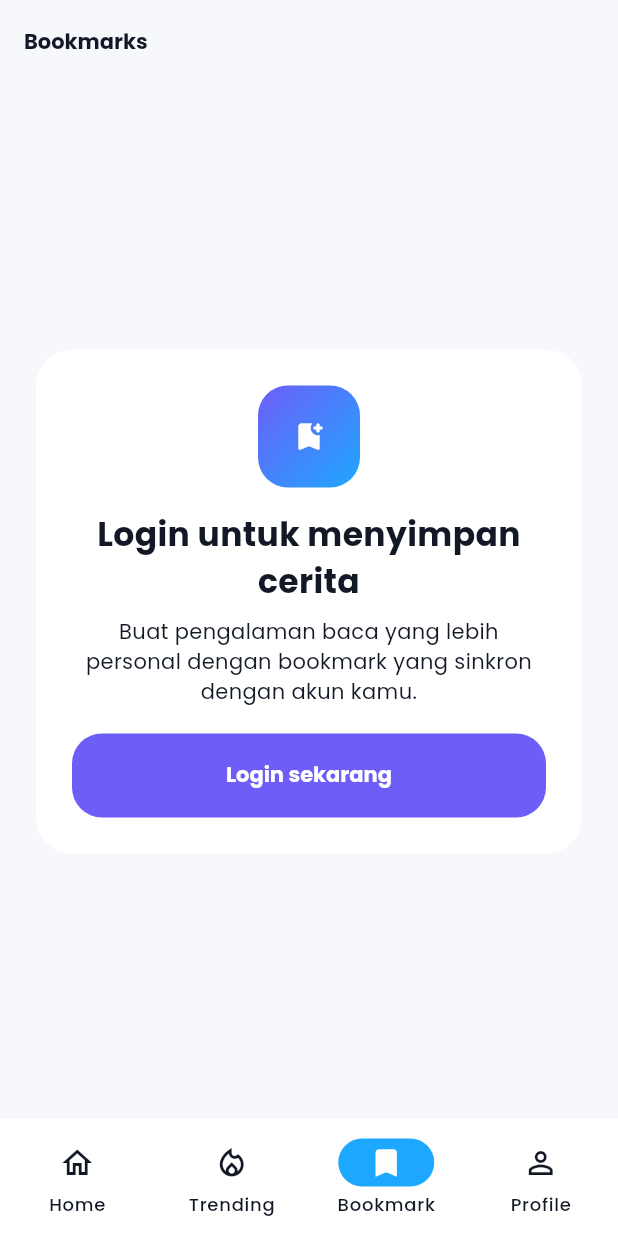
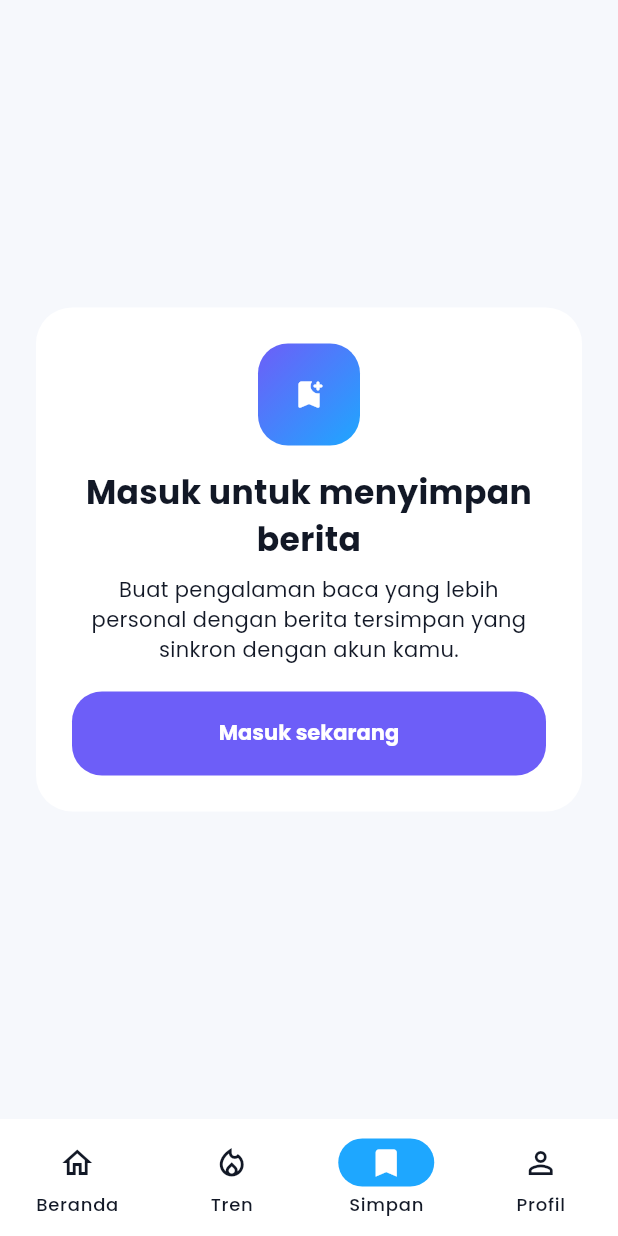
Before and after one commit to Arvanda-n/Zenith-Your-News, a Flutter app: the screen it shows after launch, item 3 of the bottom bar chosen, on a phone screen of 412 x 824 dp. Run offline on Flutter 3.47's test engine with Material 3 defaults, Android fonts, the light colour scheme and no system bars; our stand-ins replace google_fonts, share_plus; network calls fail.

Commit message:
Simplify layout and localize UI to Indonesian

```diff
--- a/lib/screens/bookmark_screen.dart
+++ b/lib/screens/bookmark_screen.dart
@@ -28,7 +28,6 @@ class BookmarkScreen extends StatelessWidget {
         final isLoggedIn = controller.isLoggedIn;
 
         return Scaffold(
-          appBar: AppBar(title: const Text('Bookmarks')),
           body: !isLoggedIn
               ? _BookmarkLockState(onOpenLogin: onOpenLogin)
               : bookmarked.isEmpty
@@ -45,8 +44,9 @@ class BookmarkScreen extends StatelessWidget {
                       child: Column(
                         crossAxisAlignment: CrossAxisAlignment.start,
                         children: [
+                          const SafeArea(bottom: false, child: SizedBox.shrink()),
                           Text(
-                            '${bookmarked.length} saved stories',
+                            '${bookmarked.length} berita tersimpan',
                             style: Theme.of(context).textTheme.headlineSmall
                                 ?.copyWith(
                                   color: Colors.white,
@@ -157,19 +157,19 @@ class _BookmarkLockState extends StatelessWidget {
                 ),
                 const SizedBox(height: 16),
                 const Text(
-                  'Login untuk menyimpan cerita',
+                  'Masuk untuk menyimpan berita',
                   style: TextStyle(fontSize: 22, fontWeight: FontWeight.w700),
                   textAlign: TextAlign.center,
                 ),
                 const SizedBox(height: 8),
                 const Text(
-                  'Buat pengalaman baca yang lebih personal dengan bookmark yang sinkron dengan akun kamu.',
+                  'Buat pengalaman baca yang lebih personal dengan berita tersimpan yang sinkron dengan akun kamu.',
                   textAlign: TextAlign.center,
                 ),
                 const SizedBox(height: 18),
                 FilledButton(
                   onPressed: onOpenLogin,
-                  child: const Text('Login sekarang'),
+                  child: const Text('Masuk sekarang'),
                 ),
               ],
             ),
@@ -211,13 +211,13 @@ class _BookmarkEmptyState extends StatelessWidget {
                 ),
                 const SizedBox(height: 16),
                 const Text(
-                  'Bookmark kamu masih kosong',
+                  'Simpanan kamu masih kosong',
                   style: TextStyle(fontSize: 22, fontWeight: FontWeight.w700),
                   textAlign: TextAlign.center,
                 ),
                 const SizedBox(height: 8),
                 const Text(
-                  'Simpan artikel terbaik dari Home, Trending, atau Search agar mudah dibaca lagi nanti.',
+                  'Simpan artikel terbaik dari Beranda, Tren, atau Pencarian agar mudah dibaca lagi nanti.',
                   textAlign: TextAlign.center,
                 ),
               ],
--- a/lib/screens/detail_screen.dart
+++ b/lib/screens/detail_screen.dart
@@ -55,10 +55,10 @@ class _DetailScreenState extends State<DetailScreen> {
   void _handleBookmark(BuildContext context) {
     final result = widget.controller.toggleBookmark(widget.item.id);
     final message = switch (result) {
-      BookmarkActionResult.added => 'Berita disimpan ke bookmark.',
-      BookmarkActionResult.removed => 'Berita dihapus dari bookmark.',
+      BookmarkActionResult.added => 'Berita disimpan.',
+      BookmarkActionResult.removed => 'Berita dihapus dari simpanan.',
       BookmarkActionResult.loginRequired =>
-        'Login dulu untuk menyimpan bookmark.',
+        'Masuk dulu untuk menyimpan berita.',
     };
 
     ScaffoldMessenger.of(context).showSnackBar(SnackBar(content: Text(message)));
@@ -124,12 +124,6 @@ class _DetailScreenState extends State<DetailScreen> {
                         ],
                       ),
                     ),
-                    actions: [
-                      IconButton(
-                        icon: const Icon(Icons.share_outlined),
-                        onPressed: _handleShare,
-                      ),
-                    ],
                     bottom: PreferredSize(
                       preferredSize: const Size.fromHeight(4),
                       child: LinearProgressIndicator(
@@ -176,7 +170,7 @@ class _DetailScreenState extends State<DetailScreen> {
                           ),
                           const SizedBox(height: 10),
                           Text(
-                            '${widget.item.readMinutes} min read • Reading progress ${(100 * _progress).round()}%',
+                            '${widget.item.readMinutes} menit baca • Progres baca ${(100 * _progress).round()}%',
                             style: TextStyle(color: secondaryColor),
                           ),
                           const SizedBox(height: 20),
@@ -191,7 +185,7 @@ class _DetailScreenState extends State<DetailScreen> {
                                 child: OutlinedButton.icon(
                                   onPressed: _handleShare,
                                   icon: const Icon(Icons.share_outlined),
-                                  label: const Text('Share story'),
+                                  label: const Text('Bagikan berita'),
                                 ),
                               ),
                               const SizedBox(width: 12),
@@ -204,7 +198,7 @@ class _DetailScreenState extends State<DetailScreen> {
                                         : Icons.bookmark_add_outlined,
                                   ),
                                   label: Text(
-                                    isBookmarked ? 'Saved' : 'Save story',
+                                    isBookmarked ? 'Tersimpan' : 'Simpan berita',
                                   ),
                                 ),
                               ),
@@ -212,7 +206,7 @@ class _DetailScreenState extends State<DetailScreen> {
                           ),
                           const SizedBox(height: 28),
                           Text(
-                            'Related stories',
+                            'Berita terkait',
                             style: Theme.of(context).textTheme.titleLarge?.copyWith(
                               fontWeight: FontWeight.w700,
                             ),
--- a/lib/screens/login_screen.dart
+++ b/lib/screens/login_screen.dart
@@ -50,7 +50,7 @@ class _LoginScreenState extends State<LoginScreen> {
     }
 
     ScaffoldMessenger.of(context).showSnackBar(
-      const SnackBar(content: Text('Login berhasil. Selamat datang di ZYN.')),
+      const SnackBar(content: Text('Masuk berhasil. Selamat datang di ZYN.')),
     );
     Navigator.of(context).pop();
   }
@@ -58,20 +58,29 @@ class _LoginScreenState extends State<LoginScreen> {
   @override
   Widget build(BuildContext context) {
     return Scaffold(
-      appBar: AppBar(),
       body: Form(
         key: _formKey,
         child: ListView(
           padding: const EdgeInsets.all(20),
           children: [
-            const SizedBox(height: 20),
+            SafeArea(
+              bottom: false,
+              child: Align(
+                alignment: Alignment.centerLeft,
+                child: IconButton(
+                  onPressed: () => Navigator.of(context).pop(),
+                  icon: const Icon(Icons.arrow_back_rounded),
+                ),
+              ),
+            ),
+            const SizedBox(height: 12),
             const Text(
-              'Welcome to ZYN',
+              'Masuk ke ZYN',
               style: TextStyle(fontSize: 28, fontWeight: FontWeight.w700),
             ),
             const SizedBox(height: 8),
             const Text(
-              'Login untuk sinkronisasi bookmark dan personalisasi berita.',
+              'Masuk untuk sinkronisasi simpanan dan personalisasi berita.',
             ),
             const SizedBox(height: 24),
             TextFormField(
@@ -115,7 +124,7 @@ class _LoginScreenState extends State<LoginScreen> {
               },
             ),
             const SizedBox(height: 18),
-            FilledButton(onPressed: _submit, child: const Text('Login')),
+            FilledButton(onPressed: _submit, child: const Text('Masuk')),
             const SizedBox(height: 10),
             OutlinedButton.icon(
               onPressed: () {
@@ -126,23 +135,23 @@ class _LoginScreenState extends State<LoginScreen> {
                 );
                 ScaffoldMessenger.of(context).showSnackBar(
                   const SnackBar(
-                    content: Text('Login Google simulasi berhasil.'),
+                    content: Text('Masuk Google simulasi berhasil.'),
                   ),
                 );
                 Navigator.of(context).pop();
               },
               icon: const Icon(Icons.g_mobiledata),
-              label: const Text('Continue with Google'),
+              label: const Text('Lanjutkan dengan Google'),
             ),
             const SizedBox(height: 8),
             TextButton(
               onPressed: widget.onForgotPassword,
-              child: const Text('Forgot Password?'),
+              child: const Text('Lupa kata sandi?'),
             ),
             const SizedBox(height: 8),
             TextButton(
               onPressed: () => Navigator.of(context).pop(),
-              child: const Text('Skip for now'),
+              child: const Text('Lewati dulu'),
             ),
           ],
         ),
--- a/lib/screens/profile_screen.dart
+++ b/lib/screens/profile_screen.dart
@@ -24,10 +24,10 @@ class ProfileScreen extends StatelessWidget {
         final isLoggedIn = controller.isLoggedIn;
 
         return Scaffold(
-          appBar: AppBar(title: const Text('Profile & Settings')),
           body: ListView(
             padding: const EdgeInsets.all(16),
             children: [
+              const SafeArea(bottom: false, child: SizedBox.shrink()),
               Container(
                 decoration: BoxDecoration(
                   gradient: AppTheme.brandGradient,
@@ -56,7 +56,7 @@ class ProfileScreen extends StatelessWidget {
                         children: [
                           Text(
                             isLoggedIn
-                                ? controller.userName ?? 'ZYN Reader'
+                                ? controller.userName ?? 'Pembaca ZYN'
                                 : 'Belum login',
                             style: Theme.of(context).textTheme.titleLarge?.copyWith(
                               color: Colors.white,
@@ -67,7 +67,7 @@ class ProfileScreen extends StatelessWidget {
                           Text(
                             isLoggedIn
                                 ? controller.userEmail ?? ''
-                                : 'Masuk untuk personalisasi, bookmark, dan sinkronisasi preferensi.',
+                                : 'Masuk untuk personalisasi, simpanan, dan sinkronisasi preferensi.',
                             style: const TextStyle(color: Colors.white70, height: 1.45),
                           ),
                         ],
@@ -99,7 +99,7 @@ class ProfileScreen extends StatelessWidget {
                 title: 'Reading Experience',
                 children: [
                   ListTile(
-                    title: const Text('Notification Center'),
+                    title: const Text('Pusat Notifikasi'),
                     subtitle: Text(
                       controller.unreadNotificationCount == 0
                           ? 'Tidak ada notifikasi baru'
@@ -169,7 +169,7 @@ class ProfileScreen extends StatelessWidget {
                   }
                   onOpenLogin();
                 },
-                child: Text(isLoggedIn ? 'Logout' : 'Login'),
+                child: Text(isLoggedIn ? 'Keluar' : 'Masuk'),
               ),
             ],
           ),
--- a/lib/screens/root_shell.dart
+++ b/lib/screens/root_shell.dart
@@ -167,22 +167,22 @@ class _RootShellState extends State<RootShell> {
               NavigationDestination(
                 icon: Icon(Icons.home_outlined),
                 selectedIcon: Icon(Icons.home_rounded),
-                label: 'Home',
+                label: 'Beranda',
               ),
               NavigationDestination(
                 icon: Icon(Icons.local_fire_department_outlined),
                 selectedIcon: Icon(Icons.local_fire_department),
-                label: 'Trending',
+                label: 'Tren',
               ),
               NavigationDestination(
                 icon: Icon(Icons.bookmark_border),
                 selectedIcon: Icon(Icons.bookmark),
-                label: 'Bookmark',
+                label: 'Simpan',
               ),
               NavigationDestination(
                 icon: Icon(Icons.person_outline),
                 selectedIcon: Icon(Icons.person),
-                label: 'Profile',
+                label: 'Profil',
               ),
             ],
           ),
--- a/lib/screens/trending_screen.dart
+++ b/lib/screens/trending_screen.dart
@@ -24,12 +24,19 @@ class TrendingScreen extends StatelessWidget {
     final rest = sorted.skip(3).toList();
 
     return Scaffold(
-      appBar: AppBar(title: const Text('Trending Now')),
       body: ListView(
         padding: const EdgeInsets.all(16),
         children: [
+          const SafeArea(bottom: false, child: SizedBox.shrink()),
           Text(
-            'Top stories that are shaping the conversation today.',
+            'Sedang tren',
+            style: Theme.of(context).textTheme.headlineSmall?.copyWith(
+              fontWeight: FontWeight.w700,
+            ),
+          ),
+          const SizedBox(height: 8),
+          Text(
+            'Berita yang paling banyak memicu percakapan hari ini.',
             style: Theme.of(context).textTheme.bodyLarge,
           ),
           const SizedBox(height: 16),
@@ -47,7 +54,7 @@ class TrendingScreen extends StatelessWidget {
           }),
           const SizedBox(height: 10),
           Text(
-            'More momentum',
+            'Tren lainnya',
             style: Theme.of(context).textTheme.titleLarge?.copyWith(
               fontWeight: FontWeight.w700,
             ),
@@ -86,8 +93,8 @@ class TrendingScreen extends StatelessWidget {
                   ),
                   subtitle: Padding(
                     padding: const EdgeInsets.only(top: 8),
-                    child: Text(
-                      '${item.category} • score ${item.trendingScore}',
+                      child: Text(
+                        '${item.category} • skor ${item.trendingScore}',
                     ),
                   ),
                   trailing: const Icon(Icons.chevron_right_rounded),
@@ -190,7 +197,7 @@ class _PodiumCard extends StatelessWidget {
                         color: Theme.of(context).colorScheme.primary,
                       ),
                       const SizedBox(width: 6),
-                      Text('Score ${item.trendingScore}'),
+                      Text('Skor ${item.trendingScore}'),
                     ],
                   ),
                 ],
--- a/lib/state/app_controller.dart
+++ b/lib/state/app_controller.dart
@@ -3,10 +3,10 @@ import 'package:flutter/material.dart';
 import '../models/app_notification.dart';
 
 enum FontScaleOption {
-  small(0.9, 'Small (0.9x)'),
+  small(0.9, 'Kecil (0.9x)'),
   normal(1.0, 'Normal (1.0x)'),
-  large(1.2, 'Large (1.2x)'),
-  extraLarge(1.4, 'Extra Large (1.4x)');
+  large(1.2, 'Besar (1.2x)'),
+  extraLarge(1.4, 'Sangat besar (1.4x)');
 
   const FontScaleOption(this.factor, this.label);
 
@@ -34,7 +34,7 @@ class AppController extends ChangeNotifier {
     ),
     AppNotification(
       id: 'ntf-2',
-      title: 'Trending Update',
+      title: 'Pembaruan Tren',
       message: 'Ekonomi Hijau Dorong Investasi Baru di Asia Tenggara',
       timestamp: DateTime(2026, 4, 28, 7, 10),
       newsId: 'n2',
@@ -139,7 +139,7 @@ class AppController extends ChangeNotifier {
   String _deriveNameFromEmail(String email) {
     final localPart = email.trim().split('@').first;
     if (localPart.isEmpty) {
-      return 'ZYN Reader';
+      return 'Pembaca ZYN';
     }
 
     return localPart
```
Also changed, not shown: lib/screens/category_screen.dart (+15 -5 lines), lib/screens/for_you_screen.dart (+16 -6 lines), lib/screens/forgot_password_screen.dart (+18 -3 lines), lib/screens/home_screen.dart (+87 -60 lines), lib/screens/notification_detail_screen.dart (+11 -1 lines), lib/screens/notification_screen.dart (+24 -15 lines), lib/screens/search_screen.dart (+17 -6 lines), 1 other file.
